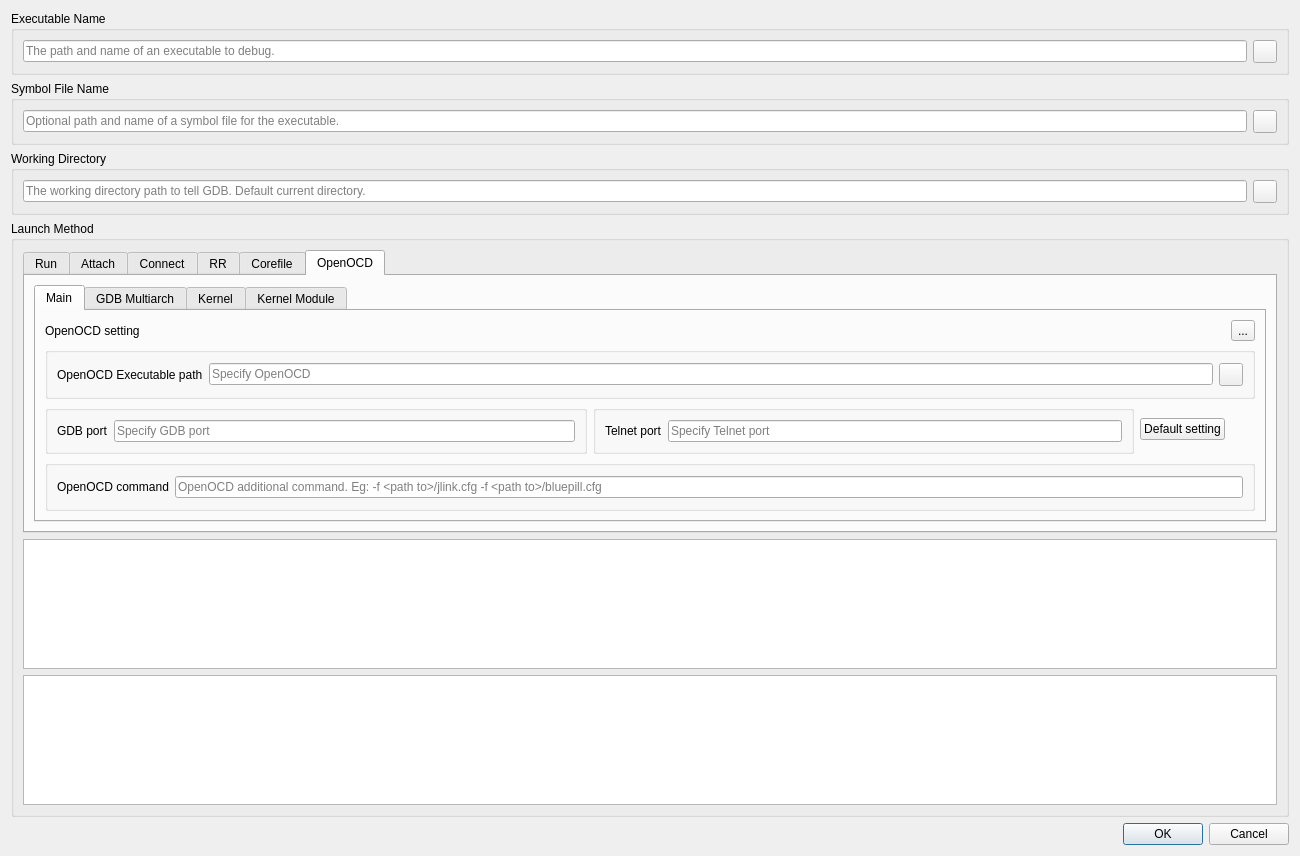
This is src/SeerDebugDialog.ui in QuangNguyenMinh123/seer as Qt 5 draws it before an edit. The edited form follows.
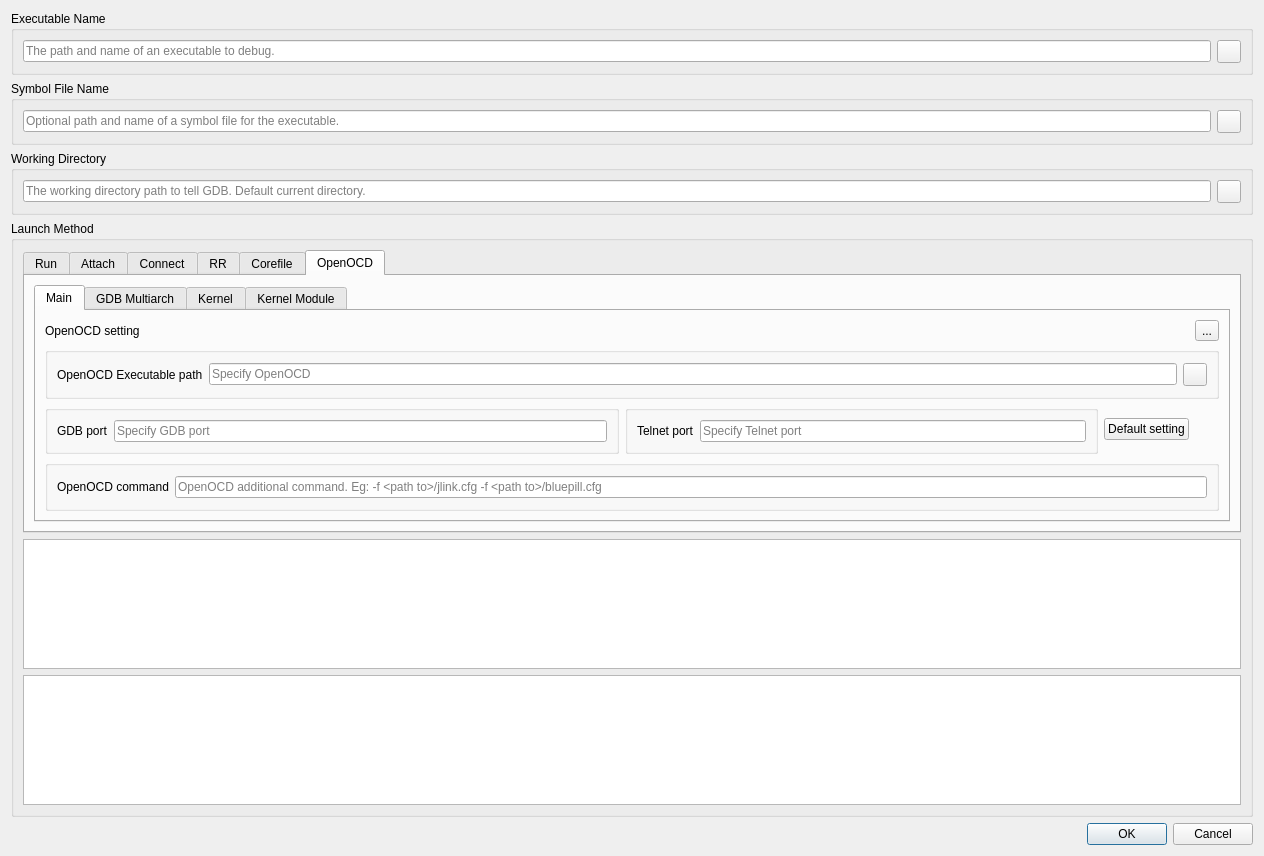
This is the edited form. Icons and pictures are not drawn.

Patch:
```diff
--- a/src/SeerDebugDialog.ui
+++ b/src/SeerDebugDialog.ui
@@ -6,7 +6,7 @@
    <rect>
     <x>0</x>
     <y>0</y>
-    <width>1300</width>
+    <width>1264</width>
     <height>856</height>
    </rect>
   </property>
@@ -1000,20 +1000,21 @@
                   </property>
                  </widget>
                 </item>
-                <item row="0" column="1">
-                 <spacer name="horizontalSpacer_8">
-                  <property name="orientation">
-                   <enum>Qt::Horizontal</enum>
+                <item row="0" column="4">
+                 <widget class="QToolButton" name="openOCDMainHelpButton">
+                  <property name="toolTip">
+                   <string>Help for Corefile launch method.</string>
                   </property>
-                  <property name="sizeHint" stdset="0">
-                   <size>
-                    <width>30</width>
-                    <height>20</height>
-                   </size>
+                  <property name="text">
+                   <string>...</string>
                   </property>
-                 </spacer>
+                  <property name="icon">
+                   <iconset resource="resource.qrc">
+                    <normaloff>:/seer/resources/RelaxLightIcons/help-about.svg</normaloff>:/seer/resources/RelaxLightIcons/help-about.svg</iconset>
+                  </property>
+                 </widget>
                 </item>
-                <item row="1" column="0" colspan="4">
+                <item row="1" column="0" colspan="5">
                  <widget class="QGroupBox" name="executableNameGroupBox_2">
                   <property name="enabled">
                    <bool>true</bool>
@@ -1077,7 +1078,7 @@
                   </layout>
                  </widget>
                 </item>
-                <item row="2" column="0">
+                <item row="2" column="0" colspan="2">
                  <widget class="QGroupBox" name="executableNameGroupBox_3">
                   <property name="enabled">
                    <bool>true</bool>
@@ -1121,65 +1122,7 @@
                   </layout>
                  </widget>
                 </item>
-                <item row="3" column="0" colspan="4">
-                 <widget class="QGroupBox" name="executableNameGroupBox_6">
-                  <property name="enabled">
-                   <bool>true</bool>
-                  </property>
-                  <property name="title">
-                   <string notr="true"/>
-                  </property>
-                  <property name="alignment">
-                   <set>Qt::AlignLeading|Qt::AlignLeft|Qt::AlignTop</set>
-                  </property>
-                  <property name="flat">
-                   <bool>false</bool>
-                  </property>
-                  <layout class="QHBoxLayout" name="horizontalLayout_22">
-                   <item>
-                    <widget class="QLabel" name="openOCDCommandLabel">
-                     <property name="text">
-                      <string>OpenOCD command</string>
-                     </property>
-                    </widget>
-                   </item>
-                   <item>
-                    <widget class="QLineEdit" name="openOCDCommandLineEdit">
-                     <property name="sizePolicy">
-                      <sizepolicy hsizetype="Expanding" vsizetype="Fixed">
-                       <horstretch>0</horstretch>
-                       <verstretch>0</verstretch>
-                      </sizepolicy>
-                     </property>
-                     <property name="toolTip">
-                      <string>OpenOCD additional command. Eg: -f &lt;path to&gt;/jlink.cfg -f &lt;path to&gt;/bluepill.cfg</string>
-                     </property>
-                     <property name="placeholderText">
-                      <string>OpenOCD additional command. Eg: -f &lt;path to&gt;/jlink.cfg -f &lt;path to&gt;/bluepill.cfg</string>
-                     </property>
-                     <property name="clearButtonEnabled">
-                      <bool>true</bool>
-                     </property>
-                    </widget>
-                   </item>
-                  </layout>
-                 </widget>
-                </item>
-                <item row="0" column="3">
-                 <widget class="QToolButton" name="openOCDMainHelpButton">
-                  <property name="toolTip">
-                   <string>Help for Corefile launch method.</string>
-                  </property>
-                  <property name="text">
-                   <string>...</string>
-                  </property>
-                  <property name="icon">
-                   <iconset resource="resource.qrc">
-                    <normaloff>:/seer/resources/RelaxLightIcons/help-about.svg</normaloff>:/seer/resources/RelaxLightIcons/help-about.svg</iconset>
-                  </property>
-                 </widget>
-                </item>
-                <item row="2" column="1">
+                <item row="2" column="2">
                  <widget class="QGroupBox" name="executableNameGroupBox_4">
                   <property name="enabled">
                    <bool>true</bool>
@@ -1223,13 +1166,70 @@
                   </layout>
                  </widget>
                 </item>
-                <item row="2" column="2">
+                <item row="2" column="3">
                  <widget class="QPushButton" name="openOCDMainDefaultSettingButton">
                   <property name="text">
                    <string>Default setting</string>
                   </property>
                  </widget>
                 </item>
+                <item row="3" column="0" colspan="5">
+                 <widget class="QGroupBox" name="executableNameGroupBox_6">
+                  <property name="enabled">
+                   <bool>true</bool>
+                  </property>
+                  <property name="title">
+                   <string notr="true"/>
+                  </property>
+                  <property name="alignment">
+                   <set>Qt::AlignLeading|Qt::AlignLeft|Qt::AlignTop</set>
+                  </property>
+                  <property name="flat">
+                   <bool>false</bool>
+                  </property>
+                  <layout class="QHBoxLayout" name="horizontalLayout_22">
+                   <item>
+                    <widget class="QLabel" name="openOCDCommandLabel">
+                     <property name="text">
+                      <string>OpenOCD command</string>
+                     </property>
+                    </widget>
+                   </item>
+                   <item>
+                    <widget class="QLineEdit" name="openOCDCommandLineEdit">
+                     <property name="sizePolicy">
+                      <sizepolicy hsizetype="Expanding" vsizetype="Fixed">
+                       <horstretch>0</horstretch>
+                       <verstretch>0</verstretch>
+                      </sizepolicy>
+                     </property>
+                     <property name="toolTip">
+                      <string>OpenOCD additional command. Eg: -f &lt;path to&gt;/jlink.cfg -f &lt;path to&gt;/bluepill.cfg</string>
+                     </property>
+                     <property name="placeholderText">
+                      <string>OpenOCD additional command. Eg: -f &lt;path to&gt;/jlink.cfg -f &lt;path to&gt;/bluepill.cfg</string>
+                     </property>
+                     <property name="clearButtonEnabled">
+                      <bool>true</bool>
+                     </property>
+                    </widget>
+                   </item>
+                  </layout>
+                 </widget>
+                </item>
+                <item row="0" column="1">
+                 <spacer name="horizontalSpacer_8">
+                  <property name="orientation">
+                   <enum>Qt::Horizontal</enum>
+                  </property>
+                  <property name="sizeHint" stdset="0">
+                   <size>
+                    <width>40</width>
+                    <height>20</height>
+                   </size>
+                  </property>
+                 </spacer>
+                </item>
                </layout>
               </widget>
               <widget class="QWidget" name="GDBMultiarchTab">
```
Left out of the diff: 140 changed lines with no effect on the pictures.
